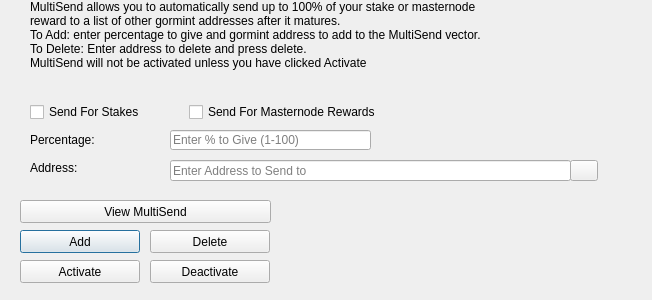
First picture: the form in src/qt/forms/multisenddialog.ui, repository Micenas/Steaddcoin, before the edit.
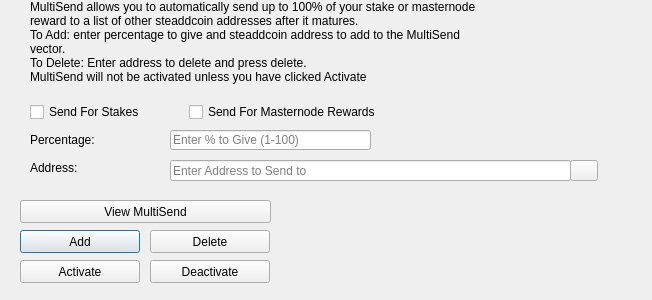
Second picture: the form after the edit. Icons and pictures are not drawn.

Diff of the .ui file:
```diff
--- a/src/qt/forms/multisenddialog.ui
+++ b/src/qt/forms/multisenddialog.ui
@@ -61,8 +61,8 @@
     <number>1</number>
    </property>
    <property name="text">
-    <string>MultiSend allows you to automatically send up to 100% of your stake or masternode reward to a list of other gormint addresses after it matures.
-To Add: enter percentage to give and gormint address to add to the MultiSend vector.
+    <string>MultiSend allows you to automatically send up to 100% of your stake or masternode reward to a list of other steaddcoin addresses after it matures.
+To Add: enter percentage to give and steaddcoin address to add to the MultiSend vector.
 To Delete: Enter address to delete and press delete.
 MultiSend will not be activated unless you have clicked Activate</string>
    </property>
```
Left out of the diff: 4 changed lines with no effect on the pictures.
